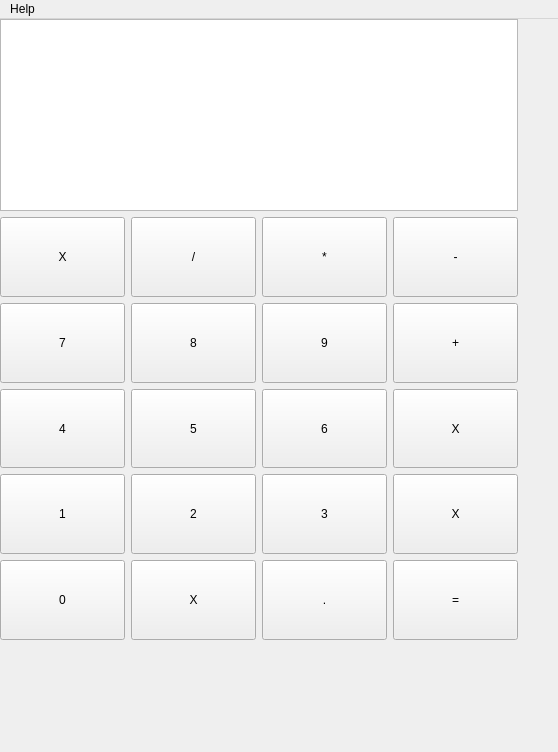
Old version of the form src/calculator.ui in the repository ondrej-mach/IVS-projekt-2.
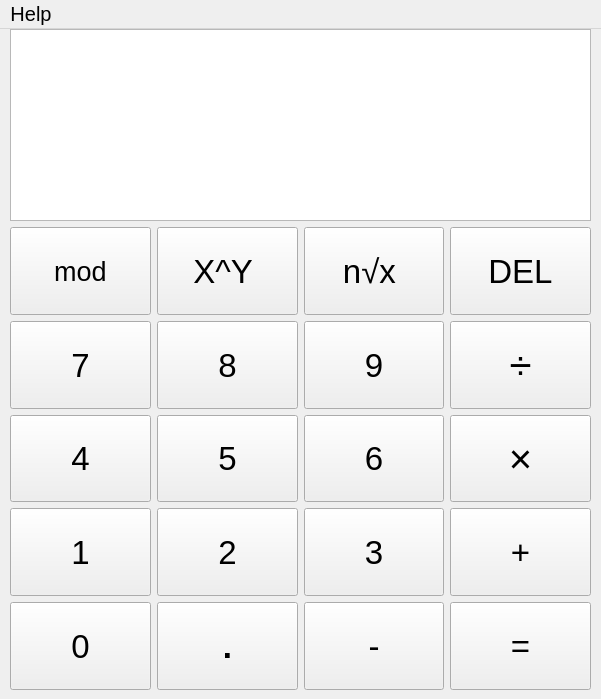
New version of the form.

Commit message: Added missing UI buttons, Modified existing to match with mockup

What changed in the file:
```diff
--- a/src/calculator.ui
+++ b/src/calculator.ui
@@ -6,8 +6,8 @@
    <rect>
     <x>0</x>
     <y>0</y>
-    <width>558</width>
-    <height>752</height>
+    <width>601</width>
+    <height>699</height>
    </rect>
   </property>
   <property name="sizePolicy">
@@ -16,9 +16,17 @@
     <verstretch>0</verstretch>
    </sizepolicy>
   </property>
+  <property name="font">
+   <font>
+    <pointsize>15</pointsize>
+   </font>
+  </property>
   <property name="windowTitle">
    <string>MainWindow</string>
   </property>
+  <property name="tabShape">
+   <enum>QTabWidget::Rounded</enum>
+  </property>
   <widget class="QWidget" name="centralwidget">
    <property name="enabled">
     <bool>true</bool>
@@ -26,10 +34,10 @@
    <widget class="QWidget" name="verticalLayoutWidget">
     <property name="geometry">
      <rect>
-      <x>0</x>
+      <x>10</x>
       <y>0</y>
-      <width>518</width>
-      <height>621</height>
+      <width>581</width>
+      <height>661</height>
      </rect>
     </property>
     <layout class="QVBoxLayout" name="verticalLayout">
@@ -44,6 +52,11 @@
          <verstretch>0</verstretch>
         </sizepolicy>
        </property>
+       <property name="font">
+        <font>
+         <pointsize>30</pointsize>
+        </font>
+       </property>
        <property name="acceptDrops">
         <bool>false</bool>
        </property>
@@ -54,8 +67,8 @@
      </item>
      <item>
       <layout class="QGridLayout" name="gridLayout">
-       <item row="5" column="1">
-        <widget class="QPushButton" name="pushButtonNA1">
+       <item row="0" column="0">
+        <widget class="QPushButton" name="pushButtonModulo">
          <property name="enabled">
           <bool>true</bool>
          </property>
@@ -65,16 +78,21 @@
            <verstretch>0</verstretch>
           </sizepolicy>
          </property>
+         <property name="font">
+          <font>
+           <pointsize>20</pointsize>
+          </font>
+         </property>
          <property name="text">
-          <string>X</string>
+          <string>mod</string>
          </property>
          <property name="autoDefault">
           <bool>false</bool>
          </property>
         </widget>
        </item>
-       <item row="3" column="2">
-        <widget class="QPushButton" name="pushButtonNumber6">
+       <item row="0" column="2">
+        <widget class="QPushButton" name="pushButtonRoot">
          <property name="enabled">
           <bool>true</bool>
          </property>
@@ -84,16 +102,21 @@
            <verstretch>0</verstretch>
           </sizepolicy>
          </property>
+         <property name="font">
+          <font>
+           <pointsize>25</pointsize>
+          </font>
+         </property>
          <property name="text">
-          <string>6</string>
+          <string>n√x	</string>
          </property>
          <property name="autoDefault">
           <bool>false</bool>
          </property>
         </widget>
        </item>
-       <item row="3" column="0">
-        <widget class="QPushButton" name="pushButtonNumber4">
+       <item row="3" column="1">
+        <widget class="QPushButton" name="pushButtonNumber8">
          <property name="enabled">
           <bool>true</bool>
          </property>
@@ -103,15 +126,74 @@
            <verstretch>0</verstretch>
           </sizepolicy>
          </property>
+         <property name="font">
+          <font>
+           <pointsize>25</pointsize>
+          </font>
+         </property>
          <property name="text">
-          <string>4</string>
+          <string>8</string>
          </property>
          <property name="autoDefault">
           <bool>false</bool>
          </property>
         </widget>
        </item>
-       <item row="4" column="0">
+       <item row="8" column="3">
+        <widget class="QPushButton" name="pushButtonEvaluation">
+         <property name="enabled">
+          <bool>true</bool>
+         </property>
+         <property name="sizePolicy">
+          <sizepolicy hsizetype="Minimum" vsizetype="Minimum">
+           <horstretch>0</horstretch>
+           <verstretch>0</verstretch>
+          </sizepolicy>
+         </property>
+         <property name="maximumSize">
+          <size>
+           <width>16777215</width>
+           <height>16777215</height>
+          </size>
+         </property>
+         <property name="font">
+          <font>
+           <pointsize>25</pointsize>
+          </font>
+         </property>
+         <property name="text">
+          <string>=</string>
+         </property>
+         <property name="autoDefault">
+          <bool>false</bool>
+         </property>
+        </widget>
+       </item>
+       <item row="6" column="1">
+        <widget class="QPushButton" name="pushButtonNumber2">
+         <property name="enabled">
+          <bool>true</bool>
+         </property>
+         <property name="sizePolicy">
+          <sizepolicy hsizetype="Minimum" vsizetype="Minimum">
+           <horstretch>0</horstretch>
+           <verstretch>0</verstretch>
+          </sizepolicy>
+         </property>
+         <property name="font">
+          <font>
+           <pointsize>25</pointsize>
+          </font>
+         </property>
+         <property name="text">
+          <string>2</string>
+         </property>
+         <property name="autoDefault">
+          <bool>false</bool>
+         </property>
+        </widget>
+       </item>
+       <item row="6" column="0">
         <widget class="QPushButton" name="pushButtonNumber1">
          <property name="enabled">
           <bool>true</bool>
@@ -122,6 +204,11 @@
            <verstretch>0</verstretch>
           </sizepolicy>
          </property>
+         <property name="font">
+          <font>
+           <pointsize>25</pointsize>
+          </font>
+         </property>
          <property name="text">
           <string>1</string>
          </property>
@@ -130,7 +217,131 @@
          </property>
         </widget>
        </item>
-       <item row="2" column="2">
+       <item row="8" column="0">
+        <widget class="QPushButton" name="pushButtonNumber0">
+         <property name="enabled">
+          <bool>true</bool>
+         </property>
+         <property name="sizePolicy">
+          <sizepolicy hsizetype="Minimum" vsizetype="Minimum">
+           <horstretch>0</horstretch>
+           <verstretch>0</verstretch>
+          </sizepolicy>
+         </property>
+         <property name="font">
+          <font>
+           <pointsize>25</pointsize>
+          </font>
+         </property>
+         <property name="text">
+          <string>0</string>
+         </property>
+         <property name="autoDefault">
+          <bool>false</bool>
+         </property>
+        </widget>
+       </item>
+       <item row="5" column="3">
+        <widget class="QPushButton" name="pushButtonMultiplication">
+         <property name="enabled">
+          <bool>true</bool>
+         </property>
+         <property name="sizePolicy">
+          <sizepolicy hsizetype="Minimum" vsizetype="Minimum">
+           <horstretch>0</horstretch>
+           <verstretch>0</verstretch>
+          </sizepolicy>
+         </property>
+         <property name="font">
+          <font>
+           <pointsize>30</pointsize>
+           <weight>50</weight>
+           <bold>false</bold>
+          </font>
+         </property>
+         <property name="text">
+          <string>×</string>
+         </property>
+         <property name="autoDefault">
+          <bool>false</bool>
+         </property>
+        </widget>
+       </item>
+       <item row="5" column="0">
+        <widget class="QPushButton" name="pushButtonNumber4">
+         <property name="enabled">
+          <bool>true</bool>
+         </property>
+         <property name="sizePolicy">
+          <sizepolicy hsizetype="Minimum" vsizetype="Minimum">
+           <horstretch>0</horstretch>
+           <verstretch>0</verstretch>
+          </sizepolicy>
+         </property>
+         <property name="font">
+          <font>
+           <pointsize>25</pointsize>
+          </font>
+         </property>
+         <property name="text">
+          <string>4</string>
+         </property>
+         <property name="autoDefault">
+          <bool>false</bool>
+         </property>
+        </widget>
+       </item>
+       <item row="8" column="1">
+        <widget class="QPushButton" name="pushButtonDecimalPoint">
+         <property name="enabled">
+          <bool>true</bool>
+         </property>
+         <property name="sizePolicy">
+          <sizepolicy hsizetype="Minimum" vsizetype="Minimum">
+           <horstretch>0</horstretch>
+           <verstretch>0</verstretch>
+          </sizepolicy>
+         </property>
+         <property name="font">
+          <font>
+           <pointsize>25</pointsize>
+           <weight>75</weight>
+           <bold>true</bold>
+          </font>
+         </property>
+         <property name="text">
+          <string>.</string>
+         </property>
+         <property name="autoDefault">
+          <bool>false</bool>
+         </property>
+        </widget>
+       </item>
+       <item row="6" column="2">
+        <widget class="QPushButton" name="pushButtonNumber3">
+         <property name="enabled">
+          <bool>true</bool>
+         </property>
+         <property name="sizePolicy">
+          <sizepolicy hsizetype="Minimum" vsizetype="Minimum">
+           <horstretch>0</horstretch>
+           <verstretch>0</verstretch>
+          </sizepolicy>
+         </property>
+         <property name="font">
+          <font>
+           <pointsize>25</pointsize>
+          </font>
+         </property>
+         <property name="text">
+          <string>3</string>
+         </property>
+         <property name="autoDefault">
+          <bool>false</bool>
+         </property>
+        </widget>
+       </item>
+       <item row="3" column="2">
         <widget class="QPushButton" name="pushButtonNumber9">
          <property name="enabled">
           <bool>true</bool>
@@ -141,6 +352,11 @@
            <verstretch>0</verstretch>
           </sizepolicy>
          </property>
+         <property name="font">
+          <font>
+           <pointsize>25</pointsize>
+          </font>
+         </property>
          <property name="text">
           <string>9</string>
          </property>
@@ -149,8 +365,8 @@
          </property>
         </widget>
        </item>
-       <item row="0" column="1">
-        <widget class="QPushButton" name="pushButtonDivide">
+       <item row="6" column="3">
+        <widget class="QPushButton" name="pushButtonAddition">
          <property name="enabled">
           <bool>true</bool>
          </property>
@@ -160,8 +376,13 @@
            <verstretch>0</verstretch>
           </sizepolicy>
          </property>
+         <property name="font">
+          <font>
+           <pointsize>25</pointsize>
+          </font>
+         </property>
          <property name="text">
-          <string>/</string>
+          <string>+</string>
          </property>
          <property name="autoDefault">
           <bool>false</bool>
@@ -179,35 +400,21 @@
            <verstretch>0</verstretch>
           </sizepolicy>
          </property>
-         <property name="text">
-          <string>-</string>
+         <property name="font">
+          <font>
+           <pointsize>25</pointsize>
+          </font>
          </property>
-         <property name="autoDefault">
-          <bool>false</bool>
-         </property>
-        </widget>
-       </item>
-       <item row="4" column="1">
-        <widget class="QPushButton" name="pushButtonNumber2">
-         <property name="enabled">
-          <bool>true</bool>
-         </property>
-         <property name="sizePolicy">
-          <sizepolicy hsizetype="Minimum" vsizetype="Minimum">
-           <horstretch>0</horstretch>
-           <verstretch>0</verstretch>
-          </sizepolicy>
-         </property>
          <property name="text">
-          <string>2</string>
+          <string>DEL</string>
          </property>
          <property name="autoDefault">
           <bool>false</bool>
          </property>
         </widget>
        </item>
-       <item row="2" column="1">
-        <widget class="QPushButton" name="pushButtonNumber8">
+       <item row="0" column="1">
+        <widget class="QPushButton" name="pushButtonExponentiation">
          <property name="enabled">
           <bool>true</bool>
          </property>
@@ -217,53 +424,20 @@
            <verstretch>0</verstretch>
           </sizepolicy>
          </property>
-         <property name="text">
-          <string>8</string>
+         <property name="font">
+          <font>
+           <pointsize>25</pointsize>
+          </font>
          </property>
-         <property name="autoDefault">
-          <bool>false</bool>
-         </property>
-        </widget>
-       </item>
-       <item row="3" column="3">
-        <widget class="QPushButton" name="pushButtonNA3">
-         <property name="enabled">
-          <bool>true</bool>
-         </property>
-         <property name="sizePolicy">
-          <sizepolicy hsizetype="Minimum" vsizetype="Minimum">
-           <horstretch>0</horstretch>
-           <verstretch>0</verstretch>
-          </sizepolicy>
-         </property>
          <property name="text">
-          <string>X</string>
+          <string>X^Y	</string>
          </property>
          <property name="autoDefault">
           <bool>false</bool>
          </property>
         </widget>
        </item>
-       <item row="5" column="2">
-        <widget class="QPushButton" name="pushButtonDecimalPoint">
-         <property name="enabled">
-          <bool>true</bool>
-         </property>
-         <property name="sizePolicy">
-          <sizepolicy hsizetype="Minimum" vsizetype="Minimum">
-           <horstretch>0</horstretch>
-           <verstretch>0</verstretch>
-          </sizepolicy>
-         </property>
-         <property name="text">
-          <string>.</string>
-         </property>
-         <property name="autoDefault">
-          <bool>false</bool>
-         </property>
-        </widget>
-       </item>
-       <item row="3" column="1">
+       <item row="5" column="1">
         <widget class="QPushButton" name="pushButtonNumber5">
          <property name="enabled">
           <bool>true</bool>
@@ -274,6 +448,11 @@
            <verstretch>0</verstretch>
           </sizepolicy>
          </property>
+         <property name="font">
+          <font>
+           <pointsize>25</pointsize>
+          </font>
+         </property>
          <property name="text">
           <string>5</string>
          </property>
@@ -282,7 +461,33 @@
          </property>
         </widget>
        </item>
-       <item row="2" column="0">
+       <item row="8" column="2">
+        <widget class="QPushButton" name="pushButtonSubtraction">
+         <property name="enabled">
+          <bool>true</bool>
+         </property>
+         <property name="sizePolicy">
+          <sizepolicy hsizetype="Minimum" vsizetype="Minimum">
+           <horstretch>0</horstretch>
+           <verstretch>0</verstretch>
+          </sizepolicy>
+         </property>
+         <property name="font">
+          <font>
+           <pointsize>25</pointsize>
+           <weight>50</weight>
+           <bold>false</bold>
+          </font>
+         </property>
+         <property name="text">
+          <string>-</string>
+         </property>
+         <property name="autoDefault">
+          <bool>false</bool>
+         </property>
+        </widget>
+       </item>
+       <item row="3" column="0">
         <widget class="QPushButton" name="pushButtonNumber7">
          <property name="enabled">
           <bool>true</bool>
@@ -293,6 +498,13 @@
            <verstretch>0</verstretch>
           </sizepolicy>
          </property>
+         <property name="font">
+          <font>
+           <pointsize>25</pointsize>
+           <weight>50</weight>
+           <bold>false</bold>
+          </font>
+         </property>
          <property name="text">
           <string>7</string>
          </property>
@@ -301,8 +513,8 @@
          </property>
         </widget>
        </item>
-       <item row="4" column="3">
-        <widget class="QPushButton" name="pushButtonNA2">
+       <item row="3" column="3">
+        <widget class="QPushButton" name="pushButtonDivision">
          <property name="enabled">
           <bool>true</bool>
          </property>
@@ -312,35 +524,21 @@
            <verstretch>0</verstretch>
           </sizepolicy>
          </property>
-         <property name="text">
-          <string>X</string>
+         <property name="font">
+          <font>
+           <pointsize>30</pointsize>
+          </font>
          </property>
-         <property name="autoDefault">
-          <bool>false</bool>
-         </property>
-        </widget>
-       </item>
-       <item row="5" column="0">
-        <widget class="QPushButton" name="pushButtonNumber0">
-         <property name="enabled">
-          <bool>true</bool>
-         </property>
-         <property name="sizePolicy">
-          <sizepolicy hsizetype="Minimum" vsizetype="Minimum">
-           <horstretch>0</horstretch>
-           <verstretch>0</verstretch>
-          </sizepolicy>
-         </property>
          <property name="text">
-          <string>0</string>
+          <string>÷</string>
          </property>
          <property name="autoDefault">
           <bool>false</bool>
          </property>
         </widget>
        </item>
-       <item row="4" column="2">
-        <widget class="QPushButton" name="pushButtonNumber3">
+       <item row="5" column="2">
+        <widget class="QPushButton" name="pushButtonNumber6">
          <property name="enabled">
           <bool>true</bool>
          </property>
@@ -350,90 +548,13 @@
            <verstretch>0</verstretch>
           </sizepolicy>
          </property>
-         <property name="text">
-          <string>3</string>
+         <property name="font">
+          <font>
+           <pointsize>25</pointsize>
+          </font>
          </property>
-         <property name="autoDefault">
-          <bool>false</bool>
-         </property>
-        </widget>
-       </item>
-       <item row="0" column="0">
-        <widget class="QPushButton" name="pushButtonNA4">
-         <property name="enabled">
-          <bool>true</bool>
-         </property>
-         <property name="sizePolicy">
-          <sizepolicy hsizetype="Minimum" vsizetype="Minimum">
-           <horstretch>0</horstretch>
-           <verstretch>0</verstretch>
-          </sizepolicy>
-         </property>
          <property name="text">
-          <string>X</string>
-         </property>
-         <property name="autoDefault">
-          <bool>false</bool>
-         </property>
-        </widget>
-       </item>
-       <item row="0" column="2">
-        <widget class="QPushButton" name="pushButtonMultiply">
-         <property name="enabled">
-          <bool>true</bool>
-         </property>
-         <property name="sizePolicy">
-          <sizepolicy hsizetype="Minimum" vsizetype="Minimum">
-           <horstretch>0</horstretch>
-           <verstretch>0</verstretch>
-          </sizepolicy>
-         </property>
-         <property name="text">
-          <string>*</string>
-         </property>
-         <property name="autoDefault">
-          <bool>false</bool>
-         </property>
-        </widget>
-       </item>
-       <item row="2" column="3">
-        <widget class="QPushButton" name="pushButtonPlus">
-         <property name="enabled">
-          <bool>true</bool>
-         </property>
-         <property name="sizePolicy">
-          <sizepolicy hsizetype="Minimum" vsizetype="Minimum">
-           <horstretch>0</horstretch>
-           <verstretch>0</verstretch>
-          </sizepolicy>
-         </property>
-         <property name="text">
-          <string>+</string>
-         </property>
-         <property name="autoDefault">
-          <bool>false</bool>
-         </property>
-        </widget>
-       </item>
-       <item row="5" column="3">
-        <widget class="QPushButton" name="pushButtonEvaluate">
-         <property name="enabled">
-          <bool>true</bool>
-         </property>
-         <property name="sizePolicy">
-          <sizepolicy hsizetype="Minimum" vsizetype="Minimum">
-           <horstretch>0</horstretch>
-           <verstretch>0</verstretch>
-          </sizepolicy>
-         </property>
-         <property name="maximumSize">
-          <size>
-           <width>16777215</width>
-           <height>16777215</height>
-          </size>
-         </property>
-         <property name="text">
-          <string>=</string>
+          <string>6</string>
          </property>
          <property name="autoDefault">
           <bool>false</bool>
@@ -450,8 +571,8 @@
     <rect>
      <x>0</x>
      <y>0</y>
-     <width>558</width>
-     <height>22</height>
+     <width>601</width>
+     <height>28</height>
     </rect>
    </property>
    <widget class="QMenu" name="menuHelp">
```
Left out of the diff: 2 changed lines with no effect on the pictures.
